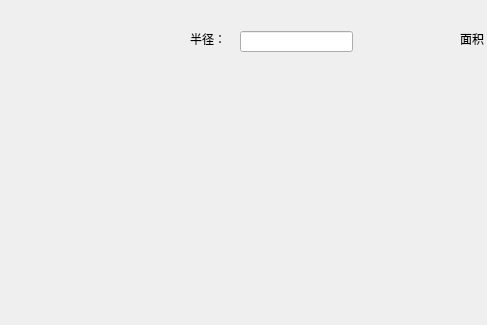
Old version of the form area/dialog.ui in the repository haowanwuyifan/Qt_code; both pictures show x 0 to 487 and y 109 to 434 of the 941 by 434 pixel window.
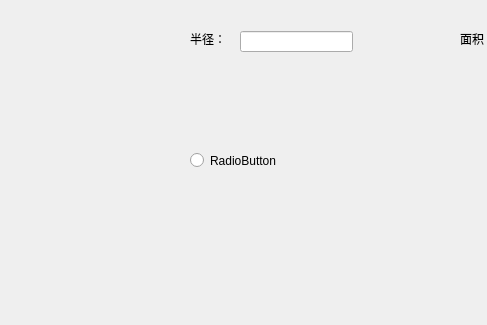
New version of the form.

What changed in the file:
```diff
--- a/area/dialog.ui
+++ b/area/dialog.ui
@@ -81,6 +81,19 @@
     </rect>
    </property>
   </widget>
+  <widget class="QRadioButton" name="radioButton">
+   <property name="geometry">
+    <rect>
+     <x>190</x>
+     <y>260</y>
+     <width>115</width>
+     <height>19</height>
+    </rect>
+   </property>
+   <property name="text">
+    <string>RadioButton</string>
+   </property>
+  </widget>
  </widget>
  <layoutdefault spacing="6" margin="11"/>
  <resources/>
```
